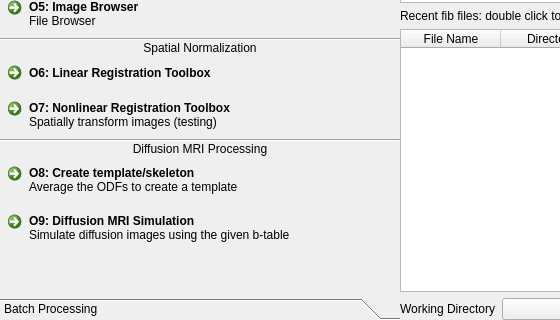
This is mainwindow.ui in frankyeh/DSI-Studio as Qt 5 draws it before an edit; both pictures show x 0 to 560 and y 280 to 600 of the 800 by 600 pixel window. The edited form follows.
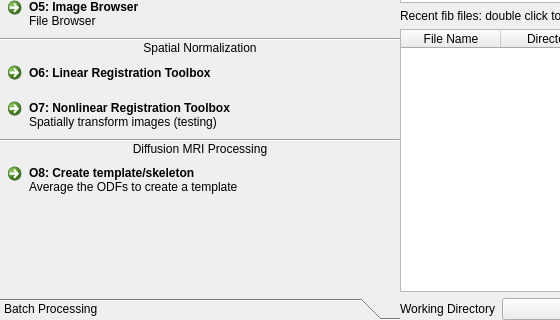
This is the edited form. The open tabs and pages were chosen to show the change. Icons and pictures are not drawn.

The edit to the form file:
```diff
--- a/mainwindow.ui
+++ b/mainwindow.ui
@@ -223,8 +223,8 @@
         <rect>
          <x>0</x>
          <y>0</y>
-         <width>383</width>
-         <height>548</height>
+         <width>400</width>
+         <height>534</height>
         </rect>
        </property>
        <attribute name="label">
@@ -391,16 +391,6 @@
           </property>
          </widget>
         </item>
-        <item>
-         <widget class="QCommandLinkButton" name="simulateMRI">
-          <property name="text">
-           <string>O9: Diffusion MRI Simulation</string>
-          </property>
-          <property name="description">
-           <string>Simulate diffusion images using the given b-table</string>
-          </property>
-         </widget>
-        </item>
         <item>
          <spacer name="verticalSpacer_3">
           <property name="orientation">
```
Left out of the diff: 2 changed lines with no effect on the pictures.
